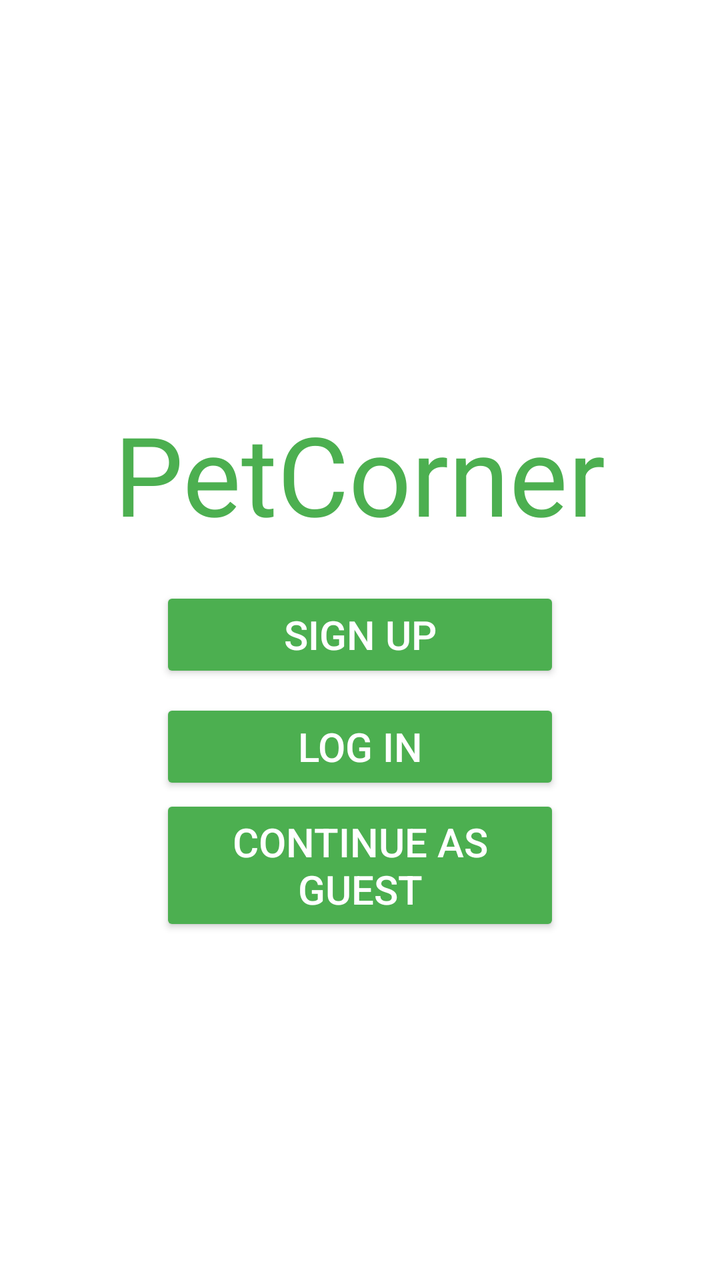
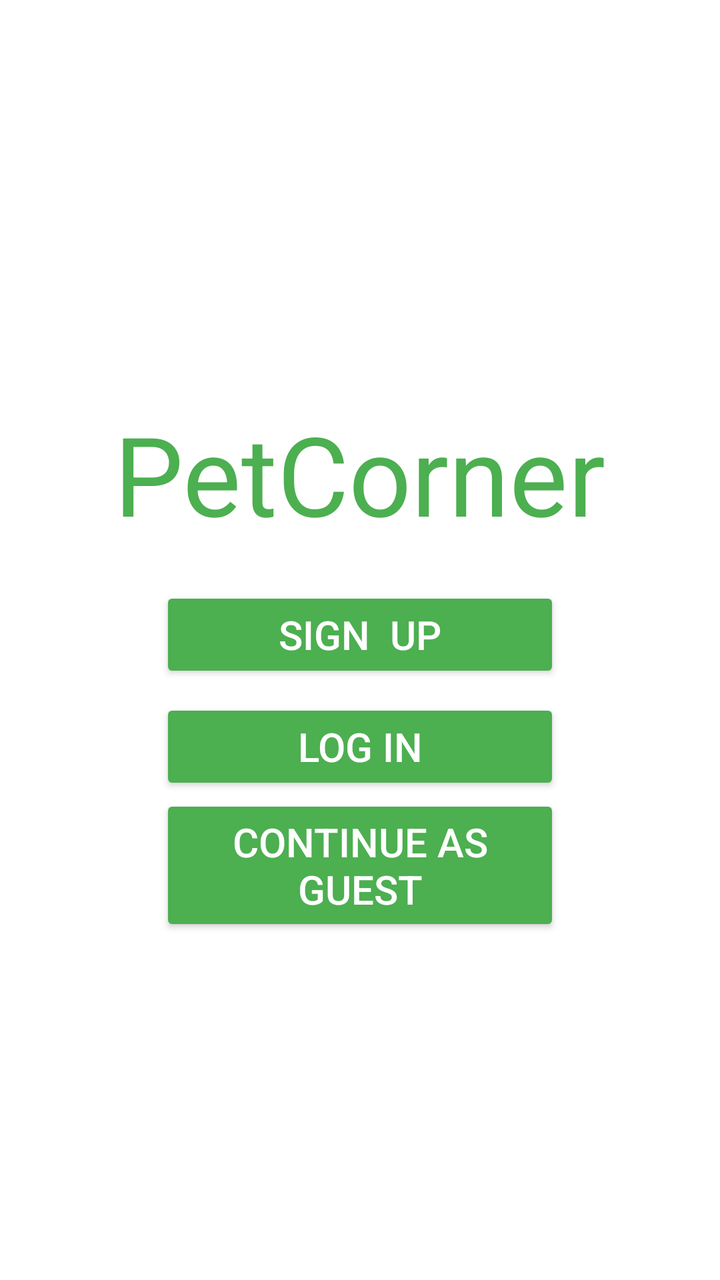

An Android layout rendered at two revisions. The XML below is the earlier revision; the diff shows what the commit changed to produce the second picture.
<!-- AndroidManifest.xml: application theme Theme.PetCorner -->
<!-- res/layout/activity_main.xml -->
<?xml version="1.0" encoding="utf-8"?>
<LinearLayout xmlns:android="http://schemas.android.com/apk/res/android"
    android:id="@+id/main"
    android:layout_width="match_parent"
    android:layout_height="match_parent"
    android:background="#FFFFFF"
    android:gravity="center_horizontal"
    android:orientation="vertical"
    android:paddingTop="200dp">

    <TextView
        android:layout_width="wrap_content"
        android:layout_height="wrap_content"
        android:layout_marginBottom="20dp"
        android:text="PetCorner"
        android:textColor="#4CAF50"
        android:textSize="55sp" />

    <Button
        android:id="@+id/btnRegistration"
        android:layout_width="200dp"
        android:layout_height="wrap_content"
        android:layout_marginBottom="8dp"
        android:backgroundTint="#4CAF50"
        android:text="Sign up"
        android:textColor="#FFFFFF"
        android:textSize="20sp"/>

    <Button
        android:id="@+id/btnLogin"
        android:layout_width="200dp"
        android:layout_height="wrap_content"
        android:backgroundTint="#4CAF50"
        android:text="Log In"
        android:textColor="#FFFFFF"
        android:textSize="20sp"/>


    <Button
        android:id="@+id/btnGuestLogin"
        android:layout_width="200dp"
        android:layout_height="wrap_content"
        android:backgroundTint="#4CAF50"
        android:text="Continue as guest"
        android:textColor="#FFFFFF"
        android:textSize="20sp"/>


</LinearLayout>
<!-- resources referenced by this layout -->
<resources>
  <style name="Theme.PetCorner" parent="Base.Theme.PetCorner" />
  <style name="Base.Theme.PetCorner" parent="Theme.Material3.DayNight.NoActionBar">
  
          
          <item name="colorPrimary">#4CAF50</item>
          <item name="colorSecondary">#4CAF50</item>
          <item name="colorTertiary">#4CAF50</item>
  
          
          <item name="android:statusBarColor">#4CAF50</item>
  
          
          <item name="android:windowLightStatusBar">false</item>
  
      </style>
</resources>

<!-- the commit's change to res/layout/activity_main.xml (unified diff, before → after) -->
@@ -22,7 +22,7 @@
         android:layout_height="wrap_content"
         android:layout_marginBottom="8dp"
         android:backgroundTint="#4CAF50"
-        android:text="Sign up"
+        android:text="Sign  up"
         android:textColor="#FFFFFF"
         android:textSize="20sp"/>
 
